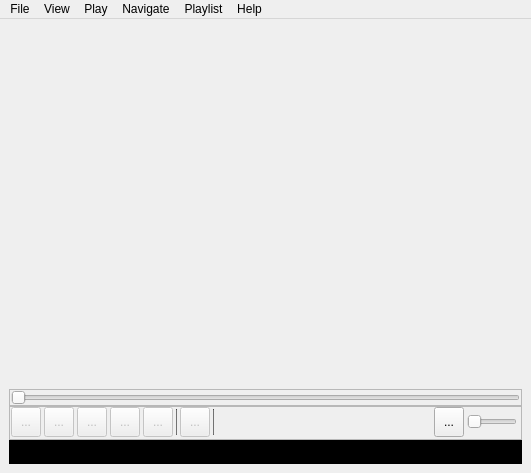
The window that core/ui/main_window.ui (deeffest/DEEF-Lite-Media-Player) describes before a commit, drawn with Qt 5.
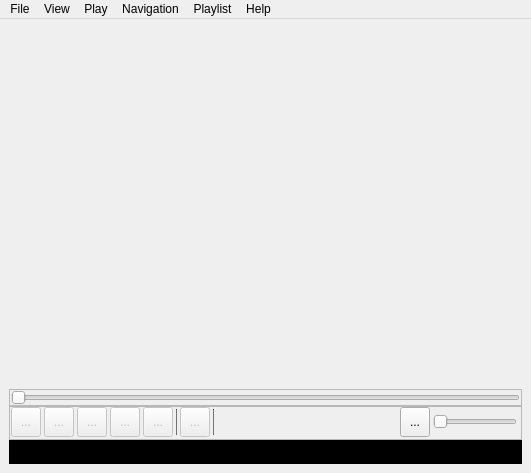
The same window after the commit. Icons and pictures are not drawn.

```diff
--- a/core/ui/main_window.ui
+++ b/core/ui/main_window.ui
@@ -525,7 +525,7 @@
            </property>
            <property name="maximumSize">
             <size>
-             <width>50</width>
+             <width>16777215</width>
              <height>16777215</height>
             </size>
            </property>
@@ -723,7 +723,7 @@
    </widget>
    <widget class="QMenu" name="menuNavigate">
     <property name="title">
-     <string>Navigate</string>
+     <string>Navigation</string>
     </property>
     <addaction name="actionPrevious_2"/>
     <addaction name="actionNext_2"/>
```
